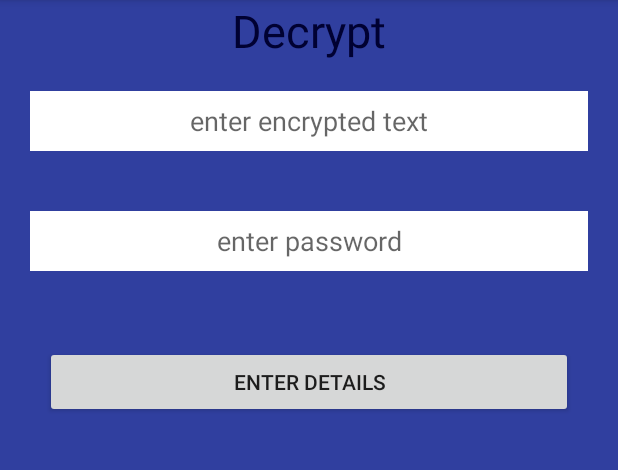
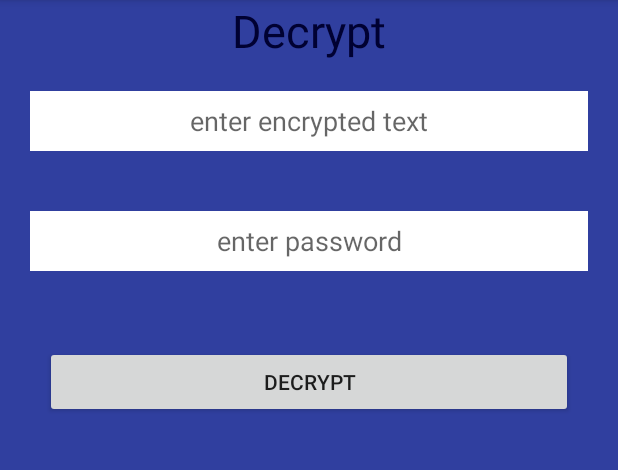
Before and after one commit to ReesRingrose/EncryptionBuddy3, an Android app: the decrypt screen opened directly, with no data from a screen before it, on a phone screen of 412 x 824 dp, the part 84-554 px from its top. Run offline under Robolectric (Android 15) with nearby library versions, the phone set to English and light mode, and no system bars.

Commit message:
update strings

```diff
--- a/app/src/main/res/layout/decrypt_layout.xml
+++ b/app/src/main/res/layout/decrypt_layout.xml
@@ -37,7 +37,7 @@
         android:textAlignment="center"/>
 
     <Button
-        android:text="enter details"
+        android:text="@string/action_decryption"
         android:layout_width="match_parent"
         android:layout_height="wrap_content"
         android:id="@+id/button1"
--- a/app/src/main/res/layout/encrypt_layout.xml
+++ b/app/src/main/res/layout/encrypt_layout.xml
@@ -40,7 +40,7 @@
         android:textAlignment="center"/>
 
     <Button
-        android:text="Encrypt"
+        android:text="@string/action_encryption"
         android:layout_width="match_parent"
         android:layout_height="wrap_content"
         android:id="@+id/button1"
```
